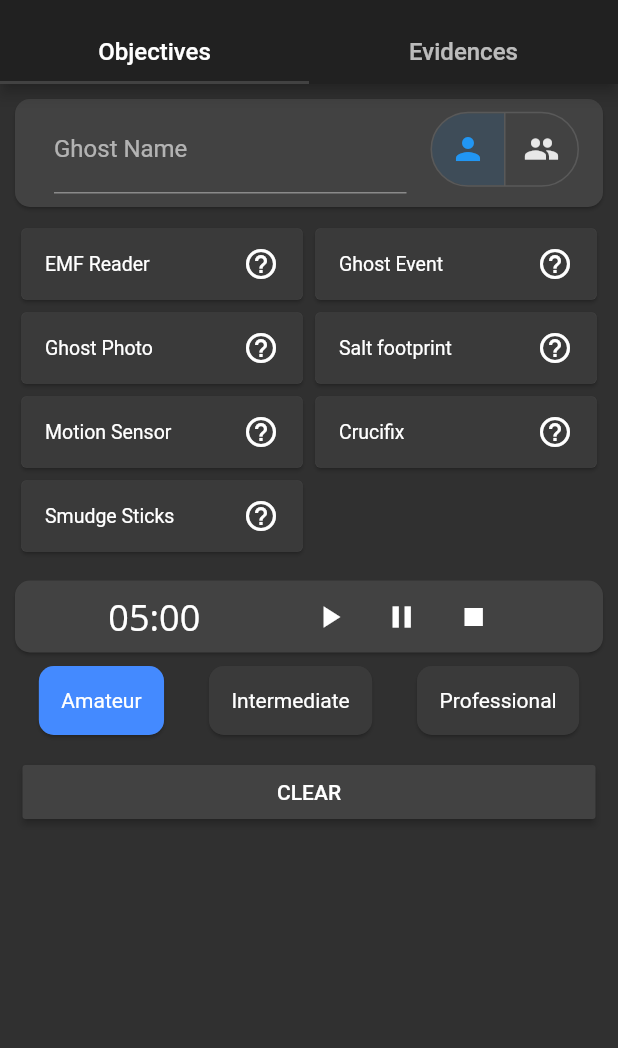
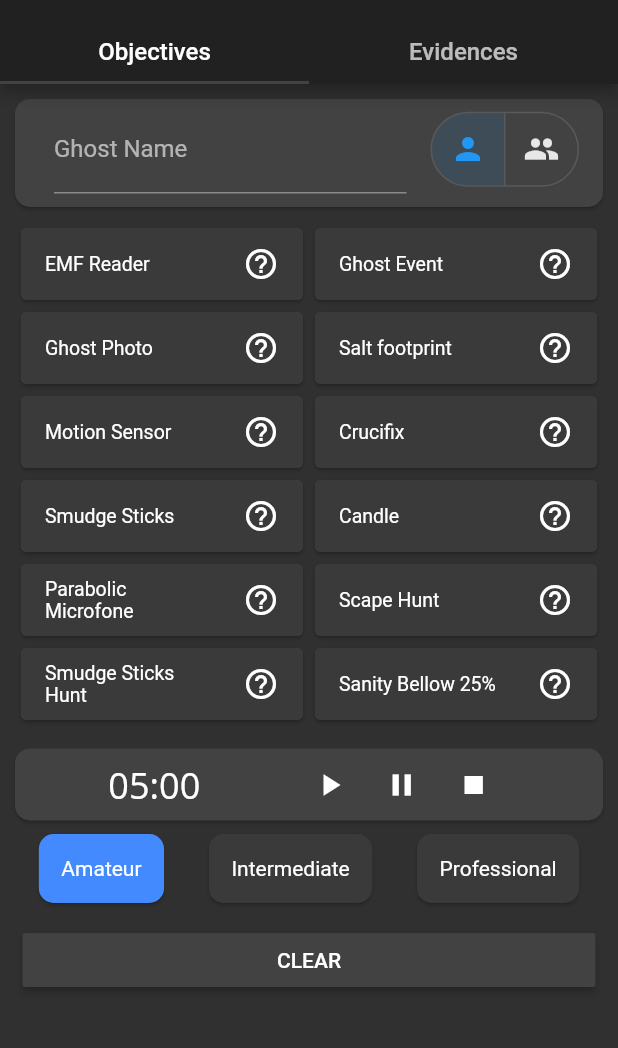
Before and after one commit to freeman507/phasmophobia_assistant, a Flutter app: the screen it shows after launch, after a tap on the "person" icon, on a phone screen of 412 x 824 dp, the part 72-1120 px from its top. Run offline on Flutter 3.47's test engine with Material 2 defaults, Android fonts, the phone set to English and light mode, and no system bars; our stand-ins replace shared_preferences; Roboto replaces fonts that are missing (Hind, Open Sans, Poppins).

Commit message:
added new objectives

```diff
--- a/lib/i18n/english.dart
+++ b/lib/i18n/english.dart
@@ -234,13 +234,17 @@ const Map<String, String> english = {
   "spirit.box.howitworks3":
       "Note that there is evidence that the Spirit Box might work in any location, but the person asking the questions must be near the Ghost. Some ghost hunters have suggested that using broadcast (global chat) to ask questions can work from any location.",
   "spirit.box.howitworks4": "Difficulty Questions",
-  "spirit.box.howitworks5": "What do you want? | Why are you here? | Do you want to hurt us? | Are you angry? | Do you want us here? | Shall we leave? | Should we leave? | Do you want us to leave? | What should we do? | Can we help? | Is anything wrong? | Are you friendly?",
+  "spirit.box.howitworks5":
+      "What do you want? | Why are you here? | Do you want to hurt us? | Are you angry? | Do you want us here? | Shall we leave? | Should we leave? | Do you want us to leave? | What should we do? | Can we help? | Is anything wrong? | Are you friendly?",
   "spirit.box.howitworks6": "Location questions",
-  "spirit.box.howitworks7": "Where are you? | Are you close? | Can you show yourself? | Give us a sign. | Let us know you are here. | Show yourself. | Can you talk? | Speak to us. | Are you here? | Are you with us? | Anybody with us? | Is anyone here? | Anybody in the room? | Anybody here? | Is there a spirit here? | Is there a Ghost here? | What is your location?",
+  "spirit.box.howitworks7":
+      "Where are you? | Are you close? | Can you show yourself? | Give us a sign. | Let us know you are here. | Show yourself. | Can you talk? | Speak to us. | Are you here? | Are you with us? | Anybody with us? | Is anyone here? | Anybody in the room? | Anybody here? | Is there a spirit here? | Is there a Ghost here? | What is your location?",
   "spirit.box.howitworks8": "Age questions",
-  "spirit.box.howitworks9": "How old are you? | How young are you? | What is your age? | When were you born? | Are you a child? | Are you old? | Are you young?",
+  "spirit.box.howitworks9":
+      "How old are you? | How young are you? | What is your age? | When were you born? | Are you a child? | Are you old? | Are you young?",
   "spirit.box.howitworks10": "Personal questions",
-  "spirit.box.howitworks11": "Are you a girl? | Are you a boy? | Are you male? | Are you female? | Who are you? | What are you? | Who is this? | Who are we talking to? | Who am I talking to? | Hello? | What is your name? | Can you give me your name? | What is your gender? | What gender? | Are you male or female? | Are you a man? | Are you a woman?",
+  "spirit.box.howitworks11":
+      "Are you a girl? | Are you a boy? | Are you male? | Are you female? | Who are you? | What are you? | Who is this? | Who are we talking to? | Who am I talking to? | Hello? | What is your name? | Can you give me your name? | What is your gender? | What gender? | Are you male or female? | Are you a man? | Are you a woman?",
   "spirit.box.ghosts":
       "Demon | Jinn | Mare | Oni | Poltergeist | Spirit | Wraith",
   "wraith.description1":
@@ -259,18 +263,25 @@ const Map<String, String> english = {
   "yurei.weakness":
       "Using Smudge Sticks on the Yurei's Ghost Room will cause it to not wander around the location for ~90 seconds.",
   "yurei.evidences": "Freezing Temperatures | Ghost Orb | Ghost Writing",
-  "about.description": "The Phasmophobia Assistant app is a tool to help Phasmophobia players on their journey. The application does not need internet access or extra access. This project is open source and has no monetary intent. This is for the Fasmophobia community.",
+  "about.description":
+      "The Phasmophobia Assistant app is a tool to help Phasmophobia players on their journey. The application does not need internet access or extra access. This project is open source and has no monetary intent. This is for the Fasmophobia community.",
   "enjoy.phasmophobia": "Enjoy Phasmophobia Assistant!",
   "support.contact": "SUPPORT CONTACT",
   "amateur": "Amateur",
   "intermediate": "Intermediate",
   "professional": "Professional",
   "discard.evidence": "Discard evidence (not recomended)",
-  "enable.discard.evidence.long.press": "Enable to discard evidences manually using long press.",
+  "enable.discard.evidence.long.press":
+      "Enable to discard evidences manually using long press.",
   "cant.select.discarded.evidence": "You can't select a discarded evidence.",
   "cant.discard.selected.evidence": "You can't discard a selected evidence.",
   "no.ghosts.found": "No ghosts found.",
   "cant.discard.evidence": "You can't discard this evidence.",
   "cant.select.evidence": "You can't select this evidence.",
   "cant.change.evidence": "You cannot change this evidence.",
+  "candle": "Candle",
+  "parabolic.microphone": "Parabolic Microfone",
+  "scape.hunt": "Scape Hunt",
+  "smudge.sticks.hunt": "Smudge Sticks Hunt",
+  "sanity.bellow.25": "Sanity Bellow 25%",
 };
--- a/lib/i18n/french.dart
+++ b/lib/i18n/french.dart
@@ -292,4 +292,9 @@ const Map<String, String> french = {
   "cant.discard.evidence": "Vous ne pouvez pas écarter cette preuve.",
   "cant.select.evidence": "Vous ne pouvez pas sélectionner cette preuve.",
   "cant.change.evidence": "Vous ne pouvez pas modifier cette preuve.",
+  "candle": "Candle",
+  "parabolic.microphone": "Parabolic Microfone",
+  "scape.hunt": "Scape Hunt",
+  "smudge.sticks.hunt": "Smudge Sticks Hunt",
+  "sanity.bellow.25": "Sanity Bellow 25%",
 };
--- a/lib/i18n/germany.dart
+++ b/lib/i18n/germany.dart
@@ -282,4 +282,9 @@ const Map<String, String> germany = {
   "amateur": "Anfänger",
   "intermediate": "Fortgeschritten",
   "professional": "Fachmann",
+  "candle": "Candle",
+  "parabolic.microphone": "Parabolic Microfone",
+  "scape.hunt": "Scape Hunt",
+  "smudge.sticks.hunt": "Smudge Sticks Hunt",
+  "sanity.bellow.25": "Sanity Bellow 25%",
 };
--- a/lib/i18n/greek.dart
+++ b/lib/i18n/greek.dart
@@ -285,4 +285,9 @@ const Map<String, String> greek = {
   "cant.discard.evidence": "Δεν μπορείτε να απορρίψετε αυτό το στοιχείο.",
   "cant.select.evidence": "Δεν μπορείτε να επιλέξετε αυτό το στοιχείο.",
   "cant.change.evidence": "Δεν μπορείτε να αλλάξετε αυτό το στοιχείο.",
+  "candle": "Candle",
+  "parabolic.microphone": "Parabolic Microfone",
+  "scape.hunt": "Scape Hunt",
+  "smudge.sticks.hunt": "Smudge Sticks Hunt",
+  "sanity.bellow.25": "Sanity Bellow 25%",
 };
--- a/lib/i18n/italian.dart
+++ b/lib/i18n/italian.dart
@@ -286,4 +286,9 @@ const Map<String, String> italian = {
   "cant.discard.evidence": "Non puoi eliminare questa prova.",
   "cant.select.evidence": "Non puoi selezionare questa prova.",
   "cant.change.evidence": "Non puoi cambiare questa prova.",
+  "candle": "Candle",
+  "parabolic.microphone": "Parabolic Microfone",
+  "scape.hunt": "Scape Hunt",
+  "smudge.sticks.hunt": "Smudge Sticks Hunt",
+  "sanity.bellow.25": "Sanity Bellow 25%",
 };
--- a/lib/i18n/japanese.dart
+++ b/lib/i18n/japanese.dart
@@ -249,4 +249,9 @@ const Map<String, String> japanese = {
   "cant.discard.evidence": "この証拠を捨てることはできません",
   "cant.select.evidence": "この証拠を選択することはできません",
   "cant.change.evidence": "この証拠を変更することはできません",
+  "candle": "Candle",
+  "parabolic.microphone": "Parabolic Microfone",
+  "scape.hunt": "Scape Hunt",
+  "smudge.sticks.hunt": "Smudge Sticks Hunt",
+  "sanity.bellow.25": "Sanity Bellow 25%",
 };
--- a/lib/i18n/polish.dart
+++ b/lib/i18n/polish.dart
@@ -270,4 +270,9 @@ const Map<String, String> polish = {
   "cant.discard.evidence": "You can't discard this evidence.",
   "cant.select.evidence": "You can't select this evidence.",
   "cant.change.evidence": "You cannot change this evidence.",
+  "candle": "Candle",
+  "parabolic.microphone": "Parabolic Microfone",
+  "scape.hunt": "Scape Hunt",
+  "smudge.sticks.hunt": "Smudge Sticks Hunt",
+  "sanity.bellow.25": "Sanity Bellow 25%",
 };
--- a/lib/i18n/portuguese.dart
+++ b/lib/i18n/portuguese.dart
@@ -280,4 +280,9 @@ const Map<String, String> portuguese = {
   "cant.discard.evidence": "Você não pode descartar essa evidência.",
   "cant.select.evidence": "Você não pode selecionar essa evidência.",
   "cant.change.evidence": "Você não pode mudar essa evidência.",
+  "candle": "Vela",
+  "parabolic.microphone": "Microfone parabólico",
+  "scape.hunt": "Fugir da caça",
+  "smudge.sticks.hunt": "Caça com incenço",
+  "sanity.bellow.25": "Sanidade menor 25%",
 };
--- a/lib/i18n/russian.dart
+++ b/lib/i18n/russian.dart
@@ -282,4 +282,9 @@ const Map<String, String> russian = {
   "cant.discard.evidence": "Вы не можете отбросить это свидетельство.",
   "cant.select.evidence": "Вы не можете выбрать это доказательство.",
   "cant.change.evidence": "Вы не можете изменить это свидетельство.",
+  "candle": "Candle",
+  "parabolic.microphone": "Parabolic Microfone",
+  "scape.hunt": "Scape Hunt",
+  "smudge.sticks.hunt": "Smudge Sticks Hunt",
+  "sanity.bellow.25": "Sanity Bellow 25%",
 };
--- a/lib/i18n/spanish.dart
+++ b/lib/i18n/spanish.dart
@@ -295,4 +295,9 @@ const Map<String, String> spanish = {
   "cant.discard.evidence": "No puedes descartar esta evidencia.",
   "cant.select.evidence": "No puede seleccionar esta evidencia.",
   "cant.change.evidence": "No puedes cambiar esta evidencia.",
+  "candle": "Candle",
+  "parabolic.microphone": "Parabolic Microfone",
+  "scape.hunt": "Scape Hunt",
+  "smudge.sticks.hunt": "Smudge Sticks Hunt",
+  "sanity.bellow.25": "Sanity Bellow 25%",
 };
--- a/lib/i18n/ukrainian.dart
+++ b/lib/i18n/ukrainian.dart
@@ -275,4 +275,9 @@ const Map<String, String> ukranian = {
   "cant.discard.evidence": "You can't discard this evidence.",
   "cant.select.evidence": "You can't select this evidence.",
   "cant.change.evidence": "You cannot change this evidence.",
+  "candle": "Candle",
+  "parabolic.microphone": "Parabolic Microfone",
+  "scape.hunt": "Scape Hunt",
+  "smudge.sticks.hunt": "Smudge Sticks Hunt",
+  "sanity.bellow.25": "Sanity Bellow 25%",
 };
--- a/lib/pages/objectives/objectives_page.dart
+++ b/lib/pages/objectives/objectives_page.dart
@@ -50,7 +50,12 @@ class _ObjectivesPageState extends State<ObjectivesPage>
       _crucifix = false,
       _ghostEvent = false,
       _smudgeSticks = false,
-      _saltFootprint = false;
+      _saltFootprint = false,
+      _candle = false,
+      _parabolicMicrofone = false,
+      _scapeHunt = false,
+      _smudgeSticksHunt = false,
+      _sanityBellow25 = false;
 
   String _emfReaderText = i("emf.reader"),
       _lowTemperatureText = i("below.10c.50f"),
@@ -59,8 +64,13 @@ class _ObjectivesPageState extends State<ObjectivesPage>
       _crucifixText = i("crucifix"),
       _ghostPhotoText = i("ghost.photo"),
       _ghostEventText = i("ghost.event"),
-      _smudgeSticksTExt = i("smudge.sticks"),
-      _saltFootprintText = i("salt.footprint");
+      _smudgeSticksText = i("smudge.sticks"),
+      _saltFootprintText = i("salt.footprint"),
+      _candleText = i("candle"),
+      _parabolicMicrophoneText = i("parabolic.microphone"),
+      _scapeHuntText = i("scape.hunt"),
+      _smudgeSticksHuntText = i("smudge.sticks.hunt"),
+      _sanityBellow25Text = i("sanity.bellow.25");
 
   _ObjectivesPageState(Map<String, dynamic> lastStateApp) {
     loadInitialValues(lastStateApp);
@@ -83,6 +93,11 @@ class _ObjectivesPageState extends State<ObjectivesPage>
     _ghostEvent = lastStateApp['ghostEvent'] ?? false;
     _smudgeSticks = lastStateApp['smudgeSticks'] ?? false;
     _saltFootprint = lastStateApp['saltFootprint'] ?? false;
+    _candle = lastStateApp['candle'] ?? false;
+    _parabolicMicrofone = lastStateApp['parabolicMicrophone'] ?? false;;
+    _scapeHunt = lastStateApp['scapeHunt'] ?? false;;
+    _smudgeSticksHunt = lastStateApp['smudgeStickHunt'] ?? false;;
+    _sanityBellow25 = lastStateApp['sanityBellow25'] ?? false;;
     _textEditingController.text = lastStateApp['ghostName'] ?? "";
     loadGhostRespond(lastStateApp);
     loadDifficult(lastStateApp);
@@ -189,8 +204,16 @@ class _ObjectivesPageState extends State<ObjectivesPage>
             buildObjectiveItem(_crucifixText, _crucifix),
           ]),
           TableRow(children: [
-            buildObjectiveItem(_smudgeSticksTExt, _smudgeSticks),
-            Container(),
+            buildObjectiveItem(_smudgeSticksText, _smudgeSticks),
+            buildObjectiveItem(_candleText, _candle),
+          ]),
+          TableRow(children: [
+            buildObjectiveItem(_parabolicMicrophoneText, _parabolicMicrofone),
+            buildObjectiveItem(_scapeHuntText, _scapeHunt),
+          ]),
+          TableRow(children: [
+            buildObjectiveItem(_smudgeSticksHuntText, _smudgeSticksHunt),
+            buildObjectiveItem(_sanityBellow25Text, _sanityBellow25),
           ]),
         ],
       ),
@@ -351,7 +374,7 @@ class _ObjectivesPageState extends State<ObjectivesPage>
   }
 
   void goToObjectiveDetail(String nameObjective) {
-    Objective objective;
+    Objective objective = null;
 
     if (nameObjective == _emfReaderText) {
       objective = EmfReaderObjective();
@@ -367,16 +390,24 @@ class _ObjectivesPageState extends State<ObjectivesPage>
       objective = CrucifixObjective();
     } else if (nameObjective == _ghostEventText) {
       objective = GhostEvent();
-    } else if (nameObjective == _smudgeSticksTExt) {
+    } else if (nameObjective == _smudgeSticksText) {
       objective = SmudgeSticksObjective();
     } else if (nameObjective == _saltFootprintText) {
       objective = SaltFootprint();
     }
 
-    Navigator.push(
-      context,
-      MaterialPageRoute(builder: (context) => ObjectiveDetail(objective)),
-    );
+    if (objective != null) {
+      Navigator.push(
+        context,
+        MaterialPageRoute(builder: (context) => ObjectiveDetail(objective)),
+      );
+    } else {
+      showDialog(
+        context: context,
+        builder: (_) => buildAlertDialog(),
+        barrierDismissible: false,
+      );
+    }
   }
 
   void resetButton() {
@@ -391,6 +422,11 @@ class _ObjectivesPageState extends State<ObjectivesPage>
     _ghostEvent = false;
     _smudgeSticks = false;
     _saltFootprint = false;
+    _candle = false;
+    _parabolicMicrofone = false;
+    _scapeHunt = false;
+    _smudgeSticksHunt = false;
+    _sanityBellow25 = false;
     _difficult = SingingCharacter.amateur;
     handleStopButton();
     saveObjectiveState();
@@ -411,10 +447,20 @@ class _ObjectivesPageState extends State<ObjectivesPage>
       _crucifix = !_crucifix;
     } else if (objective == _ghostEventText) {
       _ghostEvent = !_ghostEvent;
-    } else if (objective == _smudgeSticksTExt) {
+    } else if (objective == _smudgeSticksText) {
       _smudgeSticks = !_smudgeSticks;
     } else if (objective == _saltFootprintText) {
       _saltFootprint = !_saltFootprint;
+    } else if (objective == _candleText) {
+      _candle = !_candle;
+    } else if (objective == _parabolicMicrophoneText) {
+      _parabolicMicrofone = !_parabolicMicrofone;
+    } else if (objective == _scapeHuntText) {
+      _scapeHunt = !_scapeHunt;
+    } else if (objective == _smudgeSticksHuntText) {
+      _smudgeSticksHunt = !_smudgeSticksHunt;
+    } else if (objective == _sanityBellow25Text) {
+      _sanityBellow25 = !_sanityBellow25;
     }
     saveObjectiveState();
   }
@@ -436,6 +482,11 @@ class _ObjectivesPageState extends State<ObjectivesPage>
       "ghostEvent": _ghostEvent,
       "smudgeSticks": _smudgeSticks,
       "saltFootprint": _saltFootprint,
+      "candle": _candle,
+      "parabolicMicrophone": _parabolicMicrofone,
+      "scapeHunt": _scapeHunt,
+      "smudgeStickHunt": _smudgeSticksHunt,
+      "sanityBellow25": _sanityBellow25,
       "ghostName": _textEditingController.text,
       "ghostRespond": ghostRespond,
       "difficult": getDifficultName(_difficult),
@@ -466,4 +517,19 @@ class _ObjectivesPageState extends State<ObjectivesPage>
           _difficult == SingingCharacter.amateur ? FIVE_MINUTES : TWO_MINUTES);
     });
   }
+
+  AlertDialog buildAlertDialog() {
+    return AlertDialog(
+      content: Text("Sorry, this content is not yet available."),
+      actions: <Widget>[
+        FlatButton(
+          child: Text("OK"),
+          onPressed: () {
+            Navigator.pop(context);
+          },
+        ),
+      ],
+      elevation: 24,
+    );
+  }
 }
```
